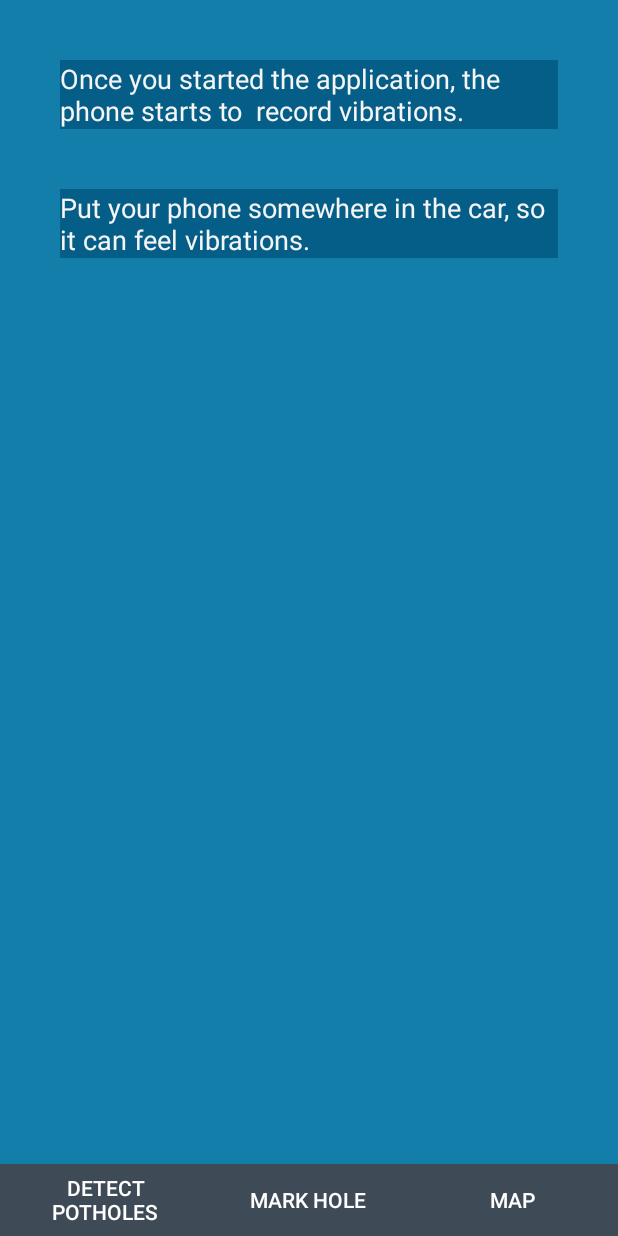
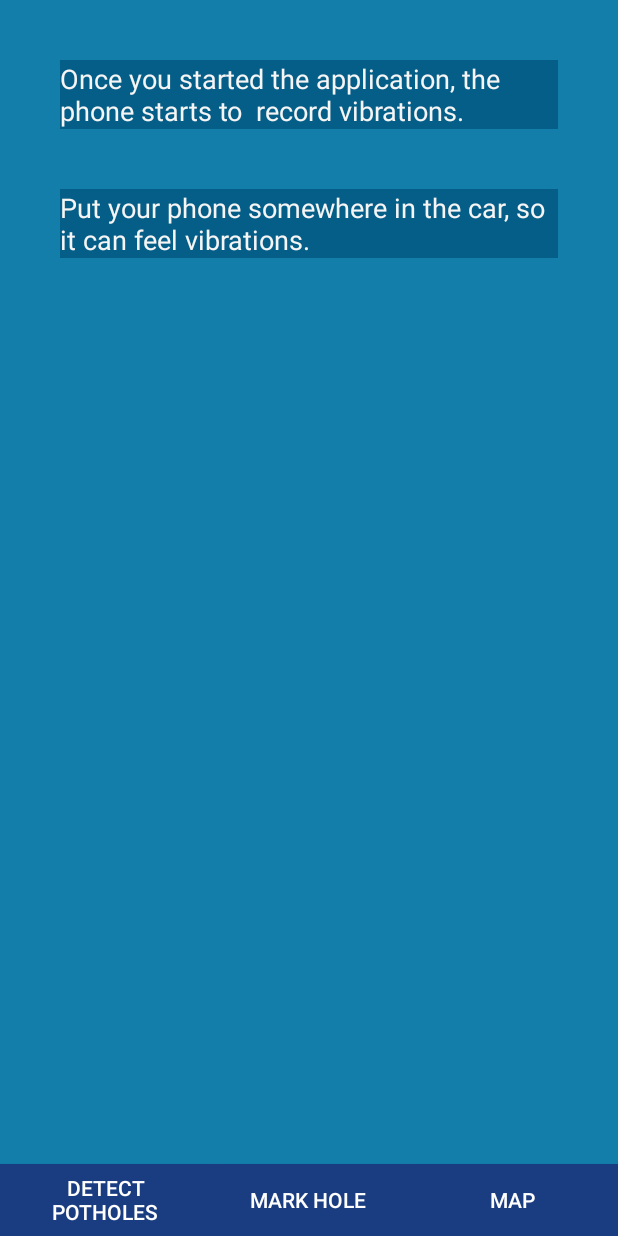
Before and after one commit to stefanavram/RG, an Android app: the screen it shows after launch (MainActivity), on a phone screen of 412 x 824 dp. Run offline under Robolectric (Android 15) with nearby library versions, the phone set to English and light mode, and no system bars.

Commit message:
added bad logo

```diff
--- a/TestAccelerometer/app/src/main/AndroidManifest.xml
+++ b/TestAccelerometer/app/src/main/AndroidManifest.xml
@@ -13,7 +13,7 @@
 
     <application
         android:allowBackup="true"
-        android:icon="@mipmap/ic_launcher"
+        android:icon="@mipmap/rg"
         android:label="@string/app_name"
         android:supportsRtl="true"
         android:theme="@style/AppTheme.NoActionBar">
--- a/TestAccelerometer/app/src/main/res/layout/content_main.xml
+++ b/TestAccelerometer/app/src/main/res/layout/content_main.xml
@@ -4,14 +4,6 @@
     android:layout_height="fill_parent"
     android:background="@color/view_bg"
     android:weightSum="1">
-
-    <WebView xmlns:android="http://schemas.android.com/apk/res/android"
-        android:id="@+id/webView"
-        android:layout_width="fill_parent"
-        android:layout_height="fill_parent"
-        android:layout_centerHorizontal="true"
-        android:layout_above="@+id/btnSave"
-        android:visibility="invisible" />
 
     <Button
         android:layout_width="wrap_content"
@@ -94,4 +86,12 @@
         android:layout_alignRight="@+id/textView"
         android:layout_alignEnd="@+id/textView" />
 
+    <WebView xmlns:android="http://schemas.android.com/apk/res/android"
+        android:id="@+id/webView"
+        android:layout_width="fill_parent"
+        android:layout_height="fill_parent"
+        android:layout_centerHorizontal="true"
+        android:layout_above="@+id/btnSave"
+        android:visibility="invisible" />
+
 </RelativeLayout>
--- a/TestAccelerometer/app/src/main/res/values/colors.xml
+++ b/TestAccelerometer/app/src/main/res/values/colors.xml
@@ -6,6 +6,6 @@
 
     <color name="view_bg">#127ea9</color>
     <color name="white">#ffffff</color>
-    <color name="btn_bg">#3e4a56</color>
+    <color name="btn_bg">#1a3c80</color>
     <color name="text_message">#055e87</color>
 </resources>
```
Also changed, not shown: TestAccelerometer/app/src/main/res/mipmap-hdpi/ic_launcher.png (deleted), TestAccelerometer/app/src/main/res/mipmap-mdpi/ic_launcher.png (deleted), TestAccelerometer/app/src/main/res/mipmap-xhdpi/ic_launcher.png (deleted), TestAccelerometer/app/src/main/res/mipmap-xxhdpi/ic_launcher.png (deleted), TestAccelerometer/app/src/main/res/mipmap-xxxhdpi/ic_launcher.png (deleted).
